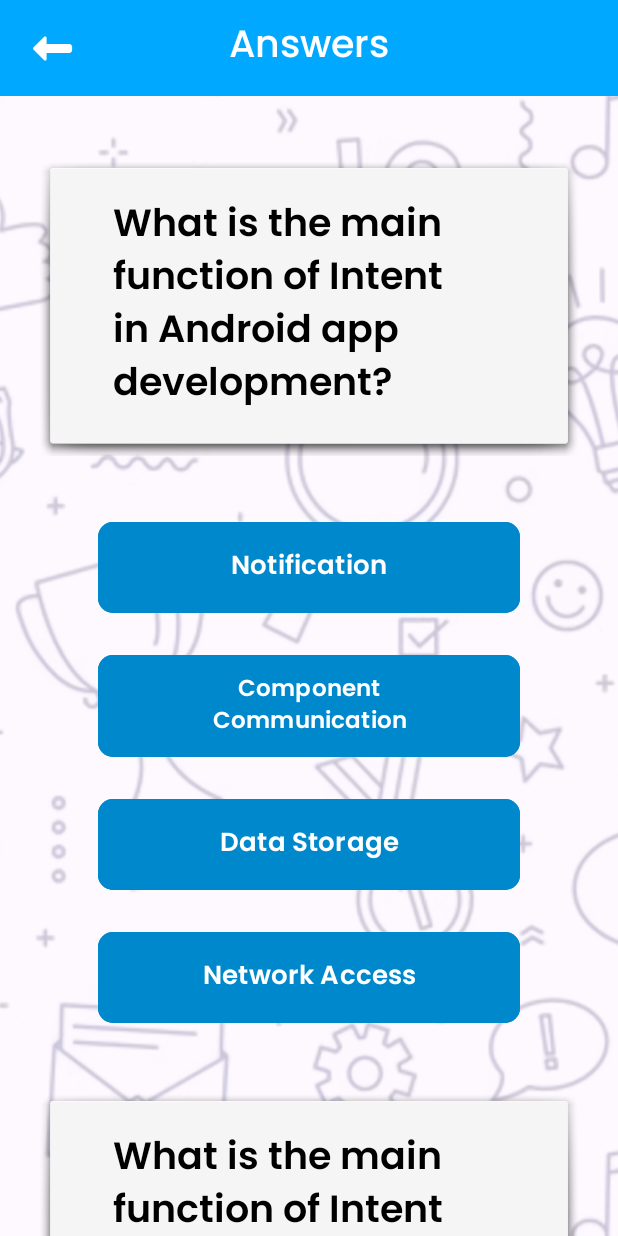
After one commit to RioOctaviannusLoka/UTS_PM5_Rio-Octaviannus-Loka, an Android app: the layout activity_view_answer.xml on its own in the app's theme, with its tools: preview values and no code run, on a phone screen of 412 x 824 dp. The commit adds this screen. Run offline under Robolectric (Android 15) with nearby library versions, the phone set to English and light mode, and no system bars.

Commit message:
feat: View Answers UI done

```diff
--- a/app/src/main/AndroidManifest.xml
+++ b/app/src/main/AndroidManifest.xml
@@ -12,6 +12,9 @@
         android:supportsRtl="true"
         android:theme="@style/Theme.UTS"
         tools:targetApi="31">
+        <activity
+            android:name=".ViewAnswerActivity"
+            android:exported="false" />
         <activity
             android:name=".ResultActivity"
             android:exported="false" />
--- /dev/null
+++ b/app/src/main/java/com/example/uts/ViewAnswerActivity.kt
@@ -0,0 +1,20 @@
+package com.example.uts
+
+import android.os.Bundle
+import androidx.activity.enableEdgeToEdge
+import androidx.appcompat.app.AppCompatActivity
+import androidx.core.view.ViewCompat
+import androidx.core.view.WindowInsetsCompat
+
+class ViewAnswerActivity : AppCompatActivity() {
+    override fun onCreate(savedInstanceState: Bundle?) {
+        super.onCreate(savedInstanceState)
+        enableEdgeToEdge()
+        setContentView(R.layout.activity_view_answer)
+        ViewCompat.setOnApplyWindowInsetsListener(findViewById(R.id.main)) { v, insets ->
+            val systemBars = insets.getInsets(WindowInsetsCompat.Type.systemBars())
+            v.setPadding(systemBars.left, systemBars.top, systemBars.right, systemBars.bottom)
+            insets
+        }
+    }
+}
--- a/app/src/main/res/layout/activity_result.xml
+++ b/app/src/main/res/layout/activity_result.xml
@@ -17,7 +17,7 @@
         app:layout_constraintEnd_toEndOf="parent"/>
 
     <ImageView
-        android:id="@+id/correct"
+        android:id="@+id/previous_page"
         android:layout_width="30dp"
         android:layout_height="30dp"
         android:src="@drawable/back_arrow"
--- /dev/null
+++ b/app/src/main/res/layout/activity_view_answer.xml
@@ -0,0 +1,62 @@
+<?xml version="1.0" encoding="utf-8"?>
+<androidx.constraintlayout.widget.ConstraintLayout xmlns:android="http://schemas.android.com/apk/res/android"
+    xmlns:app="http://schemas.android.com/apk/res-auto"
+    xmlns:tools="http://schemas.android.com/tools"
+    android:id="@+id/main"
+    android:layout_width="match_parent"
+    android:layout_height="match_parent"
+    tools:context=".ViewAnswerActivity">
+
+    <com.google.android.material.appbar.MaterialToolbar
+        android:id="@+id/view_answers_title_background"
+        android:layout_width="match_parent"
+        android:layout_height="wrap_content"
+        style="@style/page_title_background"
+        app:layout_constraintTop_toTopOf="parent"
+        app:layout_constraintStart_toStartOf="parent"
+        app:layout_constraintEnd_toEndOf="parent"/>
+
+    <ImageView
+        android:id="@+id/previous_page"
+        android:layout_width="30dp"
+        android:layout_height="30dp"
+        android:src="@drawable/back_arrow"
+        android:layout_marginStart="20dp"
+        app:layout_constraintTop_toTopOf="@id/view_answers_title"
+        app:layout_constraintBottom_toBottomOf="@id/view_answers_title"
+        app:layout_constraintStart_toStartOf="parent"/>
+
+    <TextView
+        android:id="@+id/view_answers_title"
+        android:layout_width="wrap_content"
+        android:layout_height="wrap_content"
+        android:text="@string/view_answers_page_title"
+        style="@style/page_title"
+        app:layout_constraintTop_toTopOf="@+id/view_answers_title_background"
+        app:layout_constraintBottom_toBottomOf="@id/view_answers_title_background"
+        app:layout_constraintStart_toStartOf="@id/view_answers_title_background"
+        app:layout_constraintEnd_toEndOf="@id/view_answers_title_background"/>
+
+    <ImageView
+        android:id="@+id/background"
+        android:layout_width="match_parent"
+        android:layout_height="0dp"
+        android:layout_weight="1"
+        android:adjustViewBounds="true"
+        android:scaleType="centerCrop"
+        android:src="@drawable/bg"
+        app:layout_constraintTop_toBottomOf="@id/view_answers_title_background"
+        app:layout_constraintBottom_toBottomOf="parent"
+        app:layout_constraintEnd_toEndOf="parent"
+        app:layout_constraintStart_toStartOf="parent"/>
+
+    <androidx.recyclerview.widget.RecyclerView
+        android:id="@+id/recycler_view"
+        android:layout_width="match_parent"
+        android:layout_height="wrap_content"
+        tools:listitem="@layout/item_question"
+        app:layout_constraintTop_toBottomOf="@id/view_answers_title_background"
+        app:layout_constraintStart_toStartOf="parent"
+        app:layout_constraintEnd_toEndOf="parent"/>
+
+</androidx.constraintlayout.widget.ConstraintLayout>
--- /dev/null
+++ b/app/src/main/res/layout/item_question.xml
@@ -0,0 +1,91 @@
+<?xml version="1.0" encoding="utf-8"?>
+<androidx.constraintlayout.widget.ConstraintLayout xmlns:android="http://schemas.android.com/apk/res/android"
+    android:layout_width="match_parent"
+    android:layout_height="match_parent"
+    xmlns:app="http://schemas.android.com/apk/res-auto"
+    xmlns:tools="http://schemas.android.com/tools">
+
+    <com.google.android.material.appbar.MaterialToolbar
+        android:id="@+id/question_background"
+        android:layout_width="match_parent"
+        android:layout_height="200dp"
+        android:background="@android:drawable/dialog_holo_light_frame"
+        android:layout_marginHorizontal="25dp"
+        android:layout_marginVertical="40dp"
+        style="@style/question_bg"
+        app:layout_constraintTop_toTopOf="parent"
+        app:layout_constraintStart_toStartOf="parent"
+        app:layout_constraintEnd_toEndOf="parent"/>
+
+    <TextView
+        android:id="@+id/question"
+        style="@style/heading.semibold"
+        android:layout_width="0dp"
+        android:layout_height="0dp"
+        android:padding="25dp"
+        android:paddingStart="50dp"
+        android:text="@string/text_first_question"
+        app:layout_constraintBottom_toBottomOf="@id/question_background"
+        app:layout_constraintEnd_toEndOf="@id/question_background"
+        app:layout_constraintStart_toStartOf="@id/question_background"
+        app:layout_constraintTop_toTopOf="@id/question_background"
+        tools:ignore="RtlSymmetry" />
+
+    <com.google.android.material.button.MaterialButton
+        android:id="@+id/button_option1"
+        android:layout_width="0dp"
+        android:layout_height="wrap_content"
+        style="@style/primaryButton.answers"
+        android:text="@string/text_first_question_answer1"
+        android:paddingStart="50dp"
+        android:paddingEnd="50dp"
+        android:layout_marginTop="40dp"
+        android:layout_marginHorizontal="40dp"
+        android:padding="15dp"
+        app:layout_constraintTop_toBottomOf="@id/question_background"
+        app:layout_constraintStart_toStartOf="@id/question_background"
+        app:layout_constraintEnd_toEndOf="@id/question_background" />
+
+    <com.google.android.material.button.MaterialButton
+        android:id="@+id/button_option2"
+        android:layout_width="0dp"
+        android:layout_height="wrap_content"
+        style="@style/primaryButton.answers2"
+        android:text="@string/text_first_question_answer2"
+        android:paddingStart="50dp"
+        android:paddingEnd="50dp"
+        android:layout_marginTop="20dp"
+        android:padding="10dp"
+        app:layout_constraintTop_toBottomOf="@id/button_option1"
+        app:layout_constraintStart_toStartOf="@id/button_option1"
+        app:layout_constraintEnd_toEndOf="@id/button_option1" />
+
+    <com.google.android.material.button.MaterialButton
+        android:id="@+id/button_option3"
+        android:layout_width="0dp"
+        android:layout_height="wrap_content"
+        style="@style/primaryButton.answers"
+        android:text="@string/text_first_question_answer3"
+        android:paddingStart="50dp"
+        android:paddingEnd="50dp"
+        android:layout_marginTop="20dp"
+        android:padding="15dp"
+        app:layout_constraintTop_toBottomOf="@id/button_option2"
+        app:layout_constraintStart_toStartOf="@id/button_option2"
+        app:layout_constraintEnd_toEndOf="@id/button_option2" />
+
+    <com.google.android.material.button.MaterialButton
+        android:id="@+id/button_option4"
+        android:layout_width="0dp"
+        android:layout_height="wrap_content"
+        style="@style/primaryButton.answers"
+        android:text="@string/text_first_question_answer4"
+        android:paddingStart="50dp"
+        android:paddingEnd="50dp"
+        android:layout_marginTop="20dp"
+        android:padding="15dp"
+        app:layout_constraintTop_toBottomOf="@id/button_option3"
+        app:layout_constraintStart_toStartOf="@id/button_option3"
+        app:layout_constraintEnd_toEndOf="@id/button_option3" />
+
+</androidx.constraintlayout.widget.ConstraintLayout>
--- a/app/src/main/res/values/strings.xml
+++ b/app/src/main/res/values/strings.xml
@@ -26,4 +26,5 @@
     <string name="result_message"> have completed the Quiz</string>
     <string name="button_reattempt">Reattempt The Quiz</string>
     <string name="button_view_answers">View Answers</string>
+    <string name="view_answers_page_title">Answers</string>
 </resources>
```
